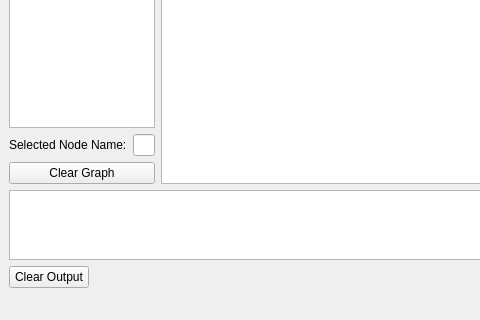
Above: mainwindow.ui from cdit-ma/SEM before the change; both pictures show x 0 to 480 and y 252 to 572 of the 989 by 572 pixel window. Below: the same form after it.
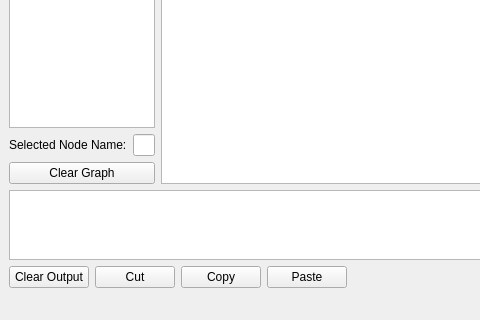
That is the form after the change. Custom widgets are drawn as their Qt base class.

Diff of the .ui file:
```diff
--- a/mainwindow.ui
+++ b/mainwindow.ui
@@ -109,6 +109,27 @@
           </property>
          </widget>
         </item>
+        <item>
+         <widget class="QPushButton" name="pushButton_5">
+          <property name="text">
+           <string>Cut</string>
+          </property>
+         </widget>
+        </item>
+        <item>
+         <widget class="QPushButton" name="pushButton_3">
+          <property name="text">
+           <string>Copy</string>
+          </property>
+         </widget>
+        </item>
+        <item>
+         <widget class="QPushButton" name="pushButton_4">
+          <property name="text">
+           <string>Paste</string>
+          </property>
+         </widget>
+        </item>
         <item>
          <spacer name="horizontalSpacer">
           <property name="orientation">
```
